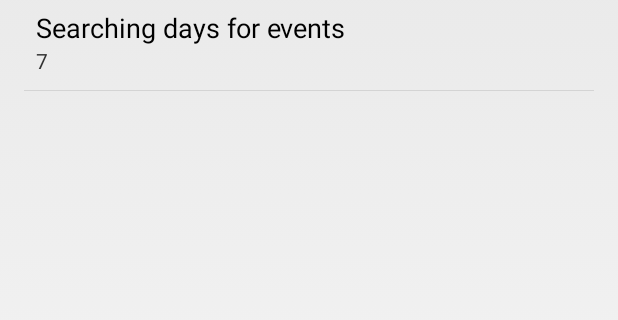
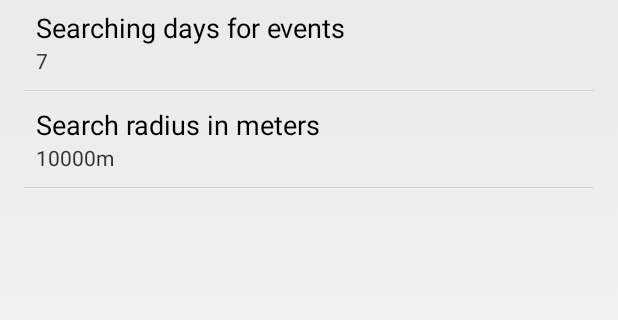
Before and after one commit to CitySDK/CitySDK-Android, an Android app: the fragment SettingsFragment placed in its activity, on a phone screen of 412 x 824 dp, the part 127-447 px from its top. Run offline under Robolectric (Android 15) with nearby library versions, the phone set to English and light mode, and no system bars; libraries missing offline, so code that uses them is left out: com.google.maps.android; 17 statements that could not run were skipped.

Commit message:
Radius search. Bug fixes

```diff
--- a/CitySDKDemo/src/main/AndroidManifest.xml
+++ b/CitySDKDemo/src/main/AndroidManifest.xml
@@ -2,13 +2,13 @@
 
 <manifest xmlns:android="http://schemas.android.com/apk/res/android"
           package="com.citysdk.demo"
-          android:versionCode="31"
-          android:versionName="0.201404011-2">
+          android:versionCode="32"
+          android:versionName="0.201404023">
 
     <uses-feature
             android:glEsVersion="0x00020000"
             android:required="true"/>
-
+c
     <uses-permission android:name="android.permission.ACCESS_NETWORK_STATE"/>
     <uses-permission android:name="android.permission.INTERNET"/>
     <uses-permission android:name="android.permission.AUTHENTICATE_ACCOUNTS"/>
--- a/CitySDKDemo/src/main/java/com/citysdk/demo/activities/MapsActivity.java
+++ b/CitySDKDemo/src/main/java/com/citysdk/demo/activities/MapsActivity.java
@@ -275,6 +275,8 @@ public class MapsActivity extends Fragment
             map = fragment.getMap();
             if (map != null) {
                 map.clear();
+                drawSearchPoint(null);
+
             }
             if (mClusterManager != null) {
                 mClusterManager.clearItems();
--- a/CitySDKDemo/src/main/java/com/citysdk/demo/activities/SettingsActivity.java
+++ b/CitySDKDemo/src/main/java/com/citysdk/demo/activities/SettingsActivity.java
@@ -6,6 +6,7 @@ import android.preference.PreferenceActivity;
 public class SettingsActivity extends PreferenceActivity {
 
     public static final String PREF_MENU_EVENTS_DAYS = "prefs_menu_events_number_days";
+    public static final String PREF_SEARCH_RADIUS = "prefs_menu_search_radius";
 
     @Override
     protected void onCreate(Bundle savedInstanceState) {
--- a/CitySDKDemo/src/main/java/com/citysdk/demo/activities/SettingsFragment.java
+++ b/CitySDKDemo/src/main/java/com/citysdk/demo/activities/SettingsFragment.java
@@ -23,6 +23,11 @@ public class SettingsFragment extends PreferenceFragment
         Preference connectionPref = findPreference(SettingsActivity.PREF_MENU_EVENTS_DAYS);
         connectionPref.setSummary(
                 sharedPreferences.getString(SettingsActivity.PREF_MENU_EVENTS_DAYS, "7"));
+
+        Preference radiusPref = findPreference(SettingsActivity.PREF_SEARCH_RADIUS);
+        String radius = sharedPreferences.getString(SettingsActivity.PREF_SEARCH_RADIUS, "10000");
+        radiusPref.setSummary(radius + "m");
+
     }
 
 
@@ -44,6 +49,11 @@ public class SettingsFragment extends PreferenceFragment
         if (key.equals(SettingsActivity.PREF_MENU_EVENTS_DAYS)) {
             Preference connectionPref = findPreference(key);
             connectionPref.setSummary(sharedPreferences.getString(key, "7"));
+        } else if (key.equals(SettingsActivity.PREF_SEARCH_RADIUS)) {
+            Preference connectionPref = findPreference(key);
+            String radius = sharedPreferences.getString(key, "10000");
+            connectionPref.setSummary(radius + "m");
         }
+
     }
 }
--- a/CitySDKDemo/src/main/res/values/strings.xml
+++ b/CitySDKDemo/src/main/res/values/strings.xml
@@ -8,6 +8,10 @@
     <string name="menu_settings">Settings</string>
     <string name="menu_settings_search">Searching Settings</string>
     <string name="menu_events_number_days">Searching days for events</string>
+    <string name="menu_search_radius">Search radius in meters</string>
+
+    <string name="limit_search">The search results reached their limit, please configure the
+        search radius in settings.</string>
 
     <string name="contacts">Contacts</string>
     <string name="phone">Phone:</string>
--- a/CitySDKDemo/src/main/res/xml/preferences.xml
+++ b/CitySDKDemo/src/main/res/xml/preferences.xml
@@ -1,6 +1,7 @@
 <PreferenceScreen xmlns:android="http://schemas.android.com/apk/res/android">
 
     <PreferenceCategory android:title="@string/menu_settings_search">
+
         <EditTextPreference
                 android:defaultValue="7"
                 android:dialogTitle="@string/menu_events_number_days"
@@ -8,6 +9,15 @@
                 android:key="prefs_menu_events_number_days"
                 android:summary="7"
                 android:title="@string/menu_events_number_days"/>
+
+        <EditTextPreference
+                android:defaultValue="10000"
+                android:dialogTitle="@string/menu_search_radius"
+                android:inputType="number"
+                android:key="prefs_menu_search_radius"
+                android:summary="10000m"
+                android:title="@string/menu_search_radius"/>
+
     </PreferenceCategory>
 
 </PreferenceScreen>
```
Also changed, not shown: CitySDKDemo/src/main/java/com/citysdk/demo/activities/ActNavigationDrawer.java (+12 -3 lines), 2 other files.
